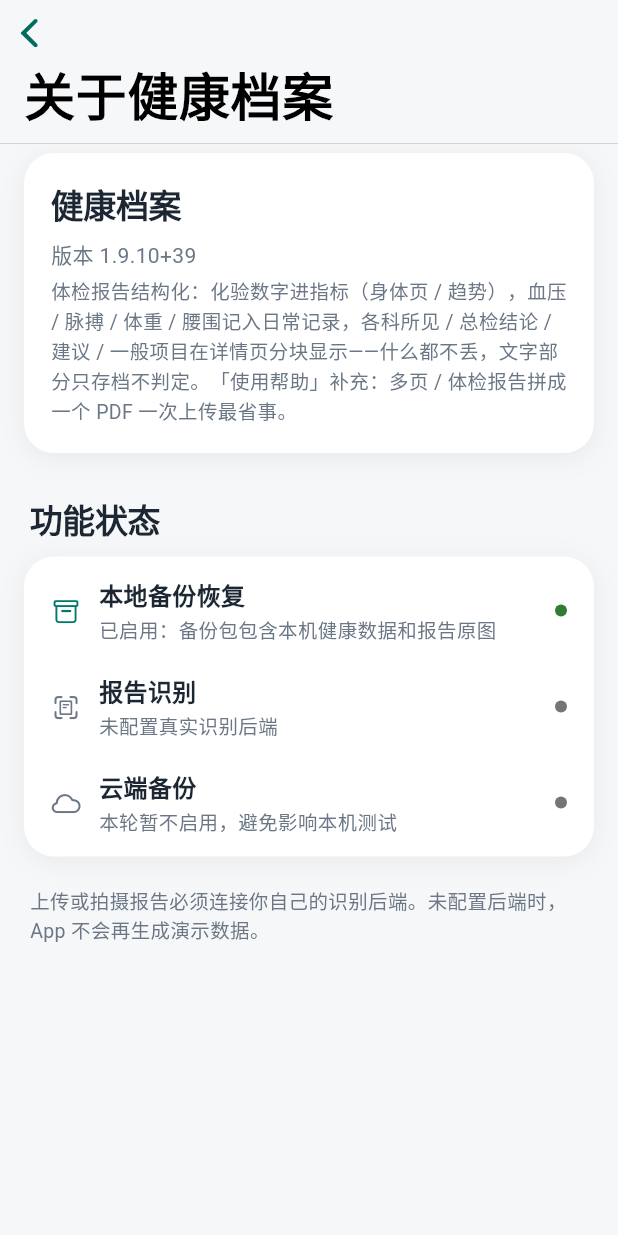
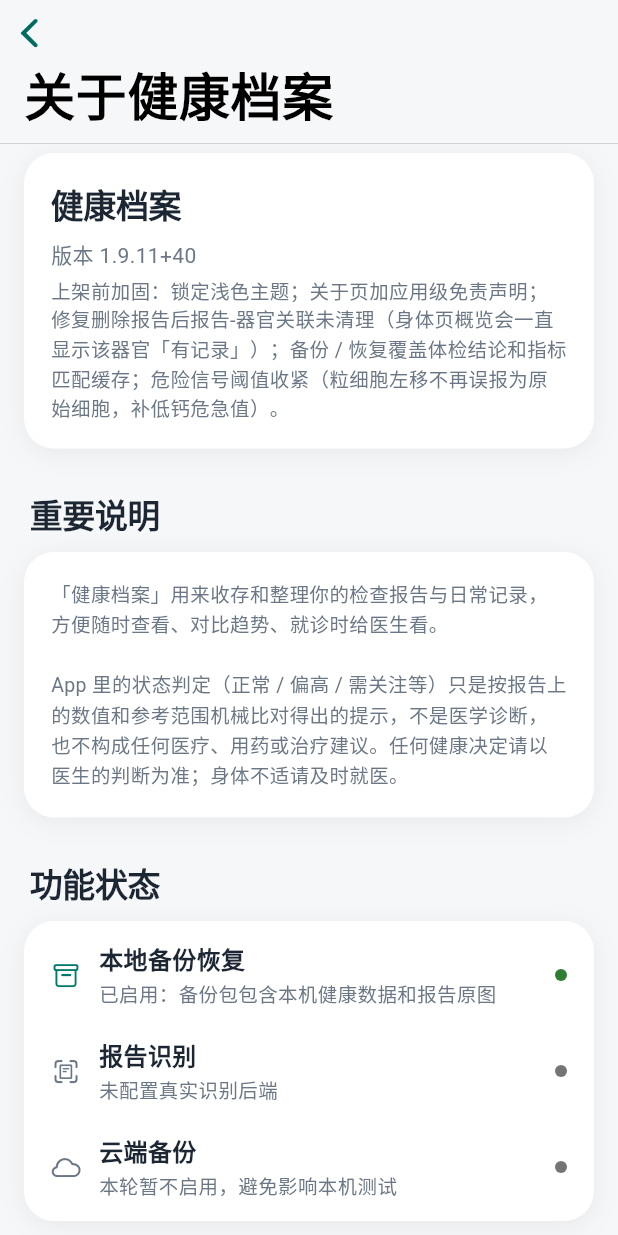
Before and after one commit to weixu731618-netizen/health-archive, a Flutter app: the AboutPage screen opened directly, on a phone screen of 412 x 824 dp. Run offline on Flutter 3.47's test engine with Material 3 defaults, Android fonts, the phone set to English and light mode, and no system bars; our stand-ins replace drift, drift_flutter, file_picker, fl_chart, flutter_local_notifications, flutter_secure_storage and 6 more; missing offline and left inert: pdfx; accounts and stored records are empty; generated files the repository leaves out were written again.

Commit message:
上架前加固（应做项 7–12）
- main.dart：themeMode: ThemeMode.light 锁死浅色（AppColors 无深色调色板，
  避免系统深色下组件串色；深色是独立任务）。
- about_page：加「重要说明」卡——应用级免责声明（状态判定不是诊断、不构成
  医疗建议、以医生为准、不适及时就医）。
- **bug 修复**：deleteReportCascade 没删 report_organs → 删报告后身体页概览
  会一直把该器官算成「有记录」、器官详情历史报告指向已删报告。补 delete +
  body_page._extraOnlyReportIds 过滤已不存在的报告（挡历史孤儿行）。
- danger_signals：① 原始/幼稚细胞规则去掉「早幼粒/中幼粒/晚幼粒」（粒细胞
  左移在重症感染常见，会误报）；② 补「血钙过低 <1.75」危急值；③ 注释标注
  「上架前阈值表需临床复核」。
- 测试：local_backup_service_test 加「体检 exam_summary + 匹配缓存往返」；
  report_repository_test 级联删除断言 report_organs 也清。
- Info.plist：ATS 局域网例外注释升级为「上架前必须删除」。

wording 扫查：无「没问题/很健康/一切正常」这类过绝对措辞（已有 per-organ +
摘要 + 危险信号三处免责）。release 包不含示例数据按钮（kDebugMode 门控）。

flutter test 243 绿。版本 1.9.11+40。

```diff
--- a/lib/data/health_repository.dart
+++ b/lib/data/health_repository.dart
@@ -590,6 +590,11 @@ class HealthRepository {
   /// 此操作带破坏性，调用方必须先弹二次确认。
   Future<void> deleteReportCascade(int reportId) async {
     await (_db.delete(_db.healthMetrics)
+          ..where((t) => t.reportId.equals(reportId)))
+        .go();
+    // 报告-器官关联也要清，否则身体页概览会一直把该器官算成「有记录」，
+    // 器官详情页的「历史报告」也会指向一份已删的报告。
+    await (_db.delete(_db.reportOrgans)
           ..where((t) => t.reportId.equals(reportId)))
         .go();
     await (_db.delete(_db.medicalReports)..where((t) => t.id.equals(reportId)))
--- a/lib/main.dart
+++ b/lib/main.dart
@@ -200,6 +200,9 @@ class _HealthArchiveAppState extends State<HealthArchiveApp>
         GlobalCupertinoLocalizations.delegate,
       ],
       theme: _buildTheme(),
+      // 全 App 用 AppColors（static const，未做深色调色板）。锁死浅色，
+      // 避免系统深色下部分组件串成深底浅字。深色是独立任务。
+      themeMode: ThemeMode.light,
       home: const MainShell(),
       builder: (context, child) {
         return Stack(
--- a/lib/models/app_metadata.dart
+++ b/lib/models/app_metadata.dart
@@ -1,11 +1,11 @@
 class AppMetadata {
   const AppMetadata._();
 
-  static const String versionName = '1.9.10';
-  static const int versionCode = 39;
+  static const String versionName = '1.9.11';
+  static const int versionCode = 40;
   static const String buildLabel =
-      '体检报告结构化：化验数字进指标（身体页 / 趋势），血压 / 脉搏 / 体重 / 腰围'
-      '记入日常记录，各科所见 / 总检结论 / 建议 / 一般项目在详情页分块显示——'
-      '什么都不丢，文字部分只存档不判定。「使用帮助」补充：多页 / 体检报告拼成'
-      '一个 PDF 一次上传最省事。';
+      '上架前加固：锁定浅色主题；关于页加应用级免责声明；修复删除报告后'
+      '报告-器官关联未清理（身体页概览会一直显示该器官「有记录」）；备份 / 恢复'
+      '覆盖体检结论和指标匹配缓存；危险信号阈值收紧（粒细胞左移不再误报为原始'
+      '细胞，补低钙危急值）。';
 }
--- a/lib/models/danger_signals.dart
+++ b/lib/models/danger_signals.dart
@@ -24,6 +24,7 @@ class _Rule {
 
 // 危急值门槛按国内实验室常用单位与常见「危急值报告」清单取偏保守的一侧；
 // 每条都带数量级下限，避免单位不一致（如 g/L ↔ g/dL）时误报。
+// ⚠️ 上架前这份阈值表需要临床人员过一遍。命中只出「建议尽快就医复核」，不诊断。
 final List<_Rule> _rules = [
   _Rule(['血红蛋白', 'hgb', 'hb', '血色素'], (v) => v >= 20 && v < 60,
       '血红蛋白重度偏低（重度贫血）'),
@@ -37,8 +38,10 @@ final List<_Rule> _rules = [
       not: ['百分比', '比率', '酯酶', '尿']),
   _Rule(['中性粒细胞'], (v) => v >= 0 && v < 0.5, '中性粒细胞绝对值极低（粒细胞缺乏）',
       not: ['百分比', '比率']),
+  // 只认真正提示血液系统恶性的：原始 / 幼稚 / 母细胞。
+  // 早幼粒 / 中幼粒 / 晚幼粒（粒细胞左移）在重症感染里也常见，不进这条。
   _Rule([
-    '原始细胞', '幼稚细胞', '原幼', '早幼粒', '中幼粒', '晚幼粒', '幼稚粒', '母细胞',
+    '原始细胞', '幼稚细胞', '原幼', '幼稚粒', '母细胞', '原幼稚',
   ], (v) => v > 0, '外周血出现原始 / 幼稚细胞'),
   _Rule(['单克隆', 'm蛋白', 'm-蛋白', 'm条带', '单株'], (v) => v > 0,
       '检出单克隆蛋白条带'),
@@ -57,6 +60,8 @@ final List<_Rule> _rules = [
   _Rule(['钠', 'sodium', 'na+'], (v) => v > 60 && v < 120, '血钠过低（危急值）',
       not: ['尿']),
   _Rule(['钙', 'calcium'], (v) => v >= 3.5 && v < 10, '血钙过高（高钙危象风险）',
+      not: ['尿', '磷']),
+  _Rule(['钙', 'calcium'], (v) => v > 0.5 && v < 1.75, '血钙过低（危急值）',
       not: ['尿', '磷']),
   _Rule(['葡萄糖', '血糖', 'glucose'], (v) => v >= 22 && v < 200, '血糖极高',
       not: ['尿', '糖化', '化验']),
--- a/lib/pages/about_page.dart
+++ b/lib/pages/about_page.dart
@@ -37,6 +37,18 @@ class AboutPage extends StatelessWidget {
                     style: TextStyle(
                         fontSize: 13, color: AppColors.textSecondary)),
               ],
+            ),
+          ),
+          const HealthSectionHeader('重要说明'),
+          const HealthCard(
+            child: Text(
+              '「健康档案」用来收存和整理你的检查报告与日常记录，方便随时查看、'
+              '对比趋势、就诊时给医生看。\n\n'
+              'App 里的状态判定（正常 / 偏高 / 需关注等）只是按报告上的数值和'
+              '参考范围机械比对得出的提示，不是医学诊断，也不构成任何医疗、'
+              '用药或治疗建议。任何健康决定请以医生的判断为准；身体不适请及时就医。',
+              style: TextStyle(
+                  fontSize: 13, height: 1.5, color: AppColors.textSecondary),
             ),
           ),
           const HealthSectionHeader('功能状态'),
--- a/lib/pages/body_page.dart
+++ b/lib/pages/body_page.dart
@@ -716,9 +716,12 @@ class _BodySystemDetailPageState extends State<BodySystemDetailPage> {
       _area.metrics.where((m) => !m.counts).toList();
 
   /// 显式关联到本部位、但不在 _metricsByReport 里的报告 id（影像 / 图文报告）。
+  /// 过滤掉已不存在的报告（历史遗留的孤儿 report_organs 行）。
   List<int> get _extraOnlyReportIds {
     final withMetrics = _metricsByReport.keys.toSet();
-    return _extraReportIds.where((id) => !withMetrics.contains(id)).toList();
+    return _extraReportIds
+        .where((id) => !withMetrics.contains(id) && _reportsById.containsKey(id))
+        .toList();
   }
 
   Map<int, List<HealthMetric>> get _metricsByReport {
--- a/pubspec.yaml
+++ b/pubspec.yaml
@@ -1,7 +1,7 @@
 name: health_archive
 description: 健康档案 - 个人健康管理 App（MVP）
 publish_to: 'none'
-version: 1.9.10+39
+version: 1.9.11+40
 
 environment:
   sdk: '>=3.6.0 <4.0.0'
```
Also changed, not shown: 5 other files.
